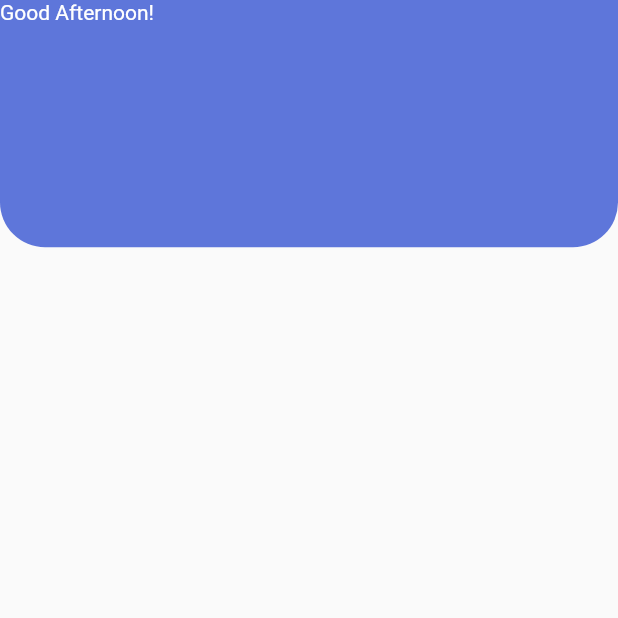
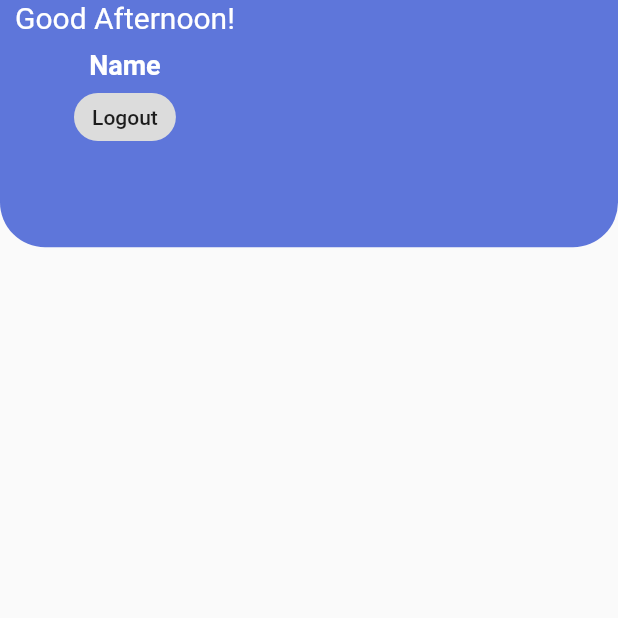
Before and after one commit to MuhammadYaumil1212/Berguru, a Flutter app: the Dashboard screen opened directly, on a phone screen of 412 x 824 dp, the top half of it. Run offline on Flutter 3.47's test engine with Material 2 defaults, Android fonts, the phone set to English and light mode, and no system bars.

Commit message:
membuat halaman dashboard dan membuat push replacement

```diff
--- a/lib/view/dashboard_page.dart
+++ b/lib/view/dashboard_page.dart
@@ -26,17 +26,31 @@ class _dashboardPageState extends State<Dashboard>{
               children: [
                 SafeArea(
                   child: Row(
-                    children: [
+                    children: <Widget>[
                       Column(
                         children: <Widget>[
-                          RichText(
-                            text: TextSpan(
-                              text: "Good Afternoon!",
+                          Padding(
+                            padding: const EdgeInsets.symmetric(horizontal: 10),
+                            child: Text(
+                              "Good Afternoon!",
                               style: TextStyle(
-
+                                color: Colors.white,
+                                fontWeight: FontWeight.normal,
+                                fontSize: 20,
                               ),
                             ),
-                          )
+                          ),
+                          SizedBox(height: 10),
+                          Text(
+                              "Name",
+                            style: TextStyle(
+                              color: Colors.white,
+                              fontWeight: FontWeight.bold,
+                              fontSize: 18
+                            ),
+                          ),
+                          ActionChip(label: Text("Logout"), onPressed: (){
+                          }),
                         ],
                       ),
                     ],
--- a/lib/view/on_boarding_page.dart
+++ b/lib/view/on_boarding_page.dart
@@ -26,7 +26,7 @@ class OnBoardingPage extends StatelessWidget{
                         ),
                         text: "Skip",
                         recognizer: new TapGestureRecognizer()..onTap = () {
-                          Navigator.push(context,
+                          Navigator.pushReplacement(context,
                             MaterialPageRoute(builder: (context){
                               return StartPage();
                             }),
--- a/lib/view/signin_page.dart
+++ b/lib/view/signin_page.dart
@@ -81,7 +81,8 @@ class _signInPageState extends State<SignInPage>{
                               SizedBox(height: 15),
                               ElevatedButton(
                                 onPressed: (){
-
+                                  Navigator.pushReplacement(context, MaterialPageRoute(
+                                      builder: (context) => Dashboard()));
                                 },
                                 style: ElevatedButton.styleFrom(
                                   shape: RoundedRectangleBorder(
@@ -114,7 +115,7 @@ class _signInPageState extends State<SignInPage>{
                                     children: [
                                       GestureDetector(
                                         onTap: () {
-                                          Navigator.push(context,
+                                          Navigator.pushReplacement(context,
                                             MaterialPageRoute(builder: (context){
                                               return SignUpPage();
                                             }),
--- a/lib/view/start_page.dart
+++ b/lib/view/start_page.dart
@@ -28,7 +28,7 @@ class StartPage extends StatelessWidget{
                       ),
                       text: "Skip",
                       recognizer: new TapGestureRecognizer()..onTap = () {
-                        Navigator.push(context,
+                        Navigator.pushReplacement(context,
                           MaterialPageRoute(builder: (context){
                             return SignInPage();
                           }),
@@ -76,7 +76,7 @@ class StartPage extends StatelessWidget{
                 height: 100.0,
                 child: ElevatedButton(
                   onPressed: () {
-                    Navigator.push(
+                    Navigator.pushReplacement(
                       context,
                       MaterialPageRoute(builder: (context) => SignUpPage())
                     );
```
Also changed, not shown: lib/view/signup_page.dart (+38 -27 lines).
